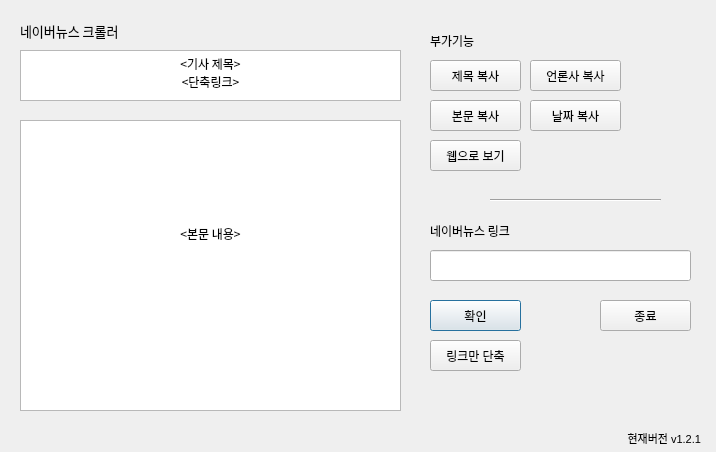
Old version of the form ui/HGA.ui in the repository memoday/hangangUtil.
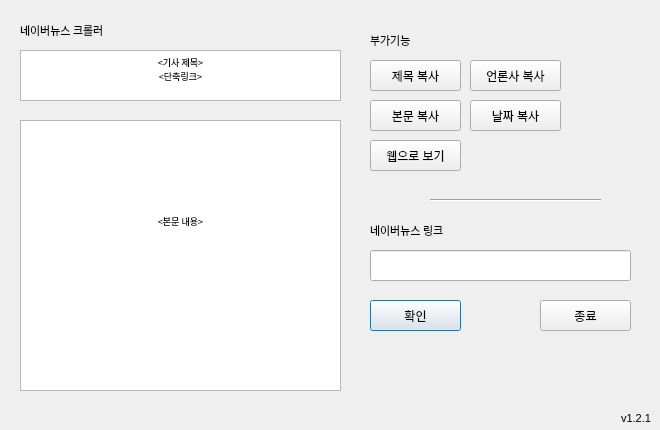
New version of the form.

Patch:
```diff
--- a/ui/HGA.ui
+++ b/ui/HGA.ui
@@ -6,8 +6,8 @@
    <rect>
     <x>0</x>
     <y>0</y>
-    <width>716</width>
-    <height>452</height>
+    <width>660</width>
+    <height>430</height>
    </rect>
   </property>
   <property name="windowTitle">
@@ -16,7 +16,7 @@
   <widget class="QPushButton" name="btn_ok">
    <property name="geometry">
     <rect>
-     <x>430</x>
+     <x>370</x>
      <y>300</y>
      <width>91</width>
      <height>31</height>
@@ -34,8 +34,8 @@
     <rect>
      <x>20</x>
      <y>120</y>
-     <width>381</width>
-     <height>291</height>
+     <width>321</width>
+     <height>271</height>
     </rect>
    </property>
    <property name="font">
@@ -55,20 +55,26 @@
 &lt;html&gt;&lt;head&gt;&lt;meta name=&quot;qrichtext&quot; content=&quot;1&quot; /&gt;&lt;style type=&quot;text/css&quot;&gt;
 p, li { white-space: pre-wrap; }
 &lt;/style&gt;&lt;/head&gt;&lt;body style=&quot; font-family:'맑은 고딕'; font-size:8pt; font-weight:400; font-style:normal;&quot;&gt;
-&lt;p align=&quot;center&quot; style=&quot; margin-top:0px; margin-bottom:0px; margin-left:0px; margin-right:0px; -qt-block-indent:0; text-indent:0px;&quot;&gt;&lt;span style=&quot; font-size:9pt;&quot;&gt;&lt;br /&gt;&lt;/span&gt;&lt;/p&gt;
-&lt;p align=&quot;center&quot; style=&quot;-qt-paragraph-type:empty; margin-top:0px; margin-bottom:0px; margin-left:0px; margin-right:0px; -qt-block-indent:0; text-indent:0px; font-size:9pt;&quot;&gt;&lt;br /&gt;&lt;/p&gt;
-&lt;p align=&quot;center&quot; style=&quot; margin-top:0px; margin-bottom:0px; margin-left:0px; margin-right:0px; -qt-block-indent:0; text-indent:0px;&quot;&gt;&lt;span style=&quot; font-size:9pt;&quot;&gt;&lt;br /&gt;&lt;br /&gt;&lt;br /&gt;&amp;lt;본문 내용&amp;gt;&lt;/span&gt;&lt;/p&gt;&lt;/body&gt;&lt;/html&gt;</string>
+&lt;p align=&quot;center&quot; style=&quot; margin-top:0px; margin-bottom:0px; margin-left:0px; margin-right:0px; -qt-block-indent:0; text-indent:0px;&quot;&gt;&lt;span style=&quot; font-size:7pt;&quot;&gt;&lt;br /&gt;&lt;/span&gt;&lt;/p&gt;
+&lt;p align=&quot;center&quot; style=&quot;-qt-paragraph-type:empty; margin-top:0px; margin-bottom:0px; margin-left:0px; margin-right:0px; -qt-block-indent:0; text-indent:0px; font-size:7pt;&quot;&gt;&lt;br /&gt;&lt;/p&gt;
+&lt;p align=&quot;center&quot; style=&quot; margin-top:0px; margin-bottom:0px; margin-left:0px; margin-right:0px; -qt-block-indent:0; text-indent:0px;&quot;&gt;&lt;span style=&quot; font-size:7pt;&quot;&gt;&lt;br /&gt;&lt;br /&gt;&lt;br /&gt;&amp;lt;본문 내용&amp;gt;&lt;/span&gt;&lt;/p&gt;&lt;/body&gt;&lt;/html&gt;</string>
    </property>
   </widget>
   <widget class="QLineEdit" name="input_link">
    <property name="geometry">
     <rect>
-     <x>430</x>
+     <x>370</x>
      <y>250</y>
      <width>261</width>
      <height>31</height>
     </rect>
    </property>
+   <property name="sizePolicy">
+    <sizepolicy hsizetype="Fixed" vsizetype="Fixed">
+     <horstretch>0</horstretch>
+     <verstretch>0</verstretch>
+    </sizepolicy>
+   </property>
    <property name="font">
     <font>
      <family>맑은 고딕</family>
@@ -88,7 +94,7 @@
   <widget class="QLabel" name="label">
    <property name="geometry">
     <rect>
-     <x>430</x>
+     <x>370</x>
      <y>220</y>
      <width>181</width>
      <height>21</height>
@@ -96,8 +102,8 @@
    </property>
    <property name="font">
     <font>
-     <family>굴림</family>
-     <pointsize>9</pointsize>
+     <family>맑은 고딕</family>
+     <pointsize>8</pointsize>
     </font>
    </property>
    <property name="text">
@@ -112,7 +118,7 @@
     <rect>
      <x>20</x>
      <y>50</y>
-     <width>381</width>
+     <width>321</width>
      <height>51</height>
     </rect>
    </property>
@@ -134,19 +140,22 @@
    <property name="horizontalScrollBarPolicy">
     <enum>Qt::ScrollBarAlwaysOff</enum>
    </property>
+   <property name="lineWrapMode">
+    <enum>QTextEdit::NoWrap</enum>
+   </property>
    <property name="html">
     <string>&lt;!DOCTYPE HTML PUBLIC &quot;-//W3C//DTD HTML 4.0//EN&quot; &quot;http://www.w3.org/TR/REC-html40/strict.dtd&quot;&gt;
 &lt;html&gt;&lt;head&gt;&lt;meta name=&quot;qrichtext&quot; content=&quot;1&quot; /&gt;&lt;style type=&quot;text/css&quot;&gt;
 p, li { white-space: pre-wrap; }
 &lt;/style&gt;&lt;/head&gt;&lt;body style=&quot; font-family:'맑은 고딕'; font-size:8pt; font-weight:400; font-style:normal;&quot;&gt;
-&lt;p align=&quot;center&quot; style=&quot; margin-top:0px; margin-bottom:0px; margin-left:0px; margin-right:0px; -qt-block-indent:0; text-indent:0px;&quot;&gt;&lt;span style=&quot; font-size:9pt;&quot;&gt;&amp;lt;기사 제목&amp;gt;&lt;/span&gt;&lt;/p&gt;
-&lt;p align=&quot;center&quot; style=&quot; margin-top:0px; margin-bottom:0px; margin-left:0px; margin-right:0px; -qt-block-indent:0; text-indent:0px;&quot;&gt;&lt;span style=&quot; font-size:9pt;&quot;&gt;&amp;lt;단축링크&amp;gt;&lt;/span&gt;&lt;/p&gt;&lt;/body&gt;&lt;/html&gt;</string>
+&lt;p align=&quot;center&quot; style=&quot; margin-top:0px; margin-bottom:0px; margin-left:0px; margin-right:0px; -qt-block-indent:0; text-indent:0px;&quot;&gt;&lt;span style=&quot; font-size:7pt;&quot;&gt;&amp;lt;기사 제목&amp;gt;&lt;/span&gt;&lt;/p&gt;
+&lt;p align=&quot;center&quot; style=&quot; margin-top:0px; margin-bottom:0px; margin-left:0px; margin-right:0px; -qt-block-indent:0; text-indent:0px;&quot;&gt;&lt;span style=&quot; font-size:7pt;&quot;&gt;&amp;lt;단축링크&amp;gt;&lt;/span&gt;&lt;/p&gt;&lt;/body&gt;&lt;/html&gt;</string>
    </property>
   </widget>
   <widget class="QPushButton" name="btn_exit">
    <property name="geometry">
     <rect>
-     <x>600</x>
+     <x>540</x>
      <y>300</y>
      <width>91</width>
      <height>31</height>
@@ -170,8 +179,8 @@
    </property>
    <property name="font">
     <font>
-     <family>굴림</family>
-     <pointsize>10</pointsize>
+     <family>맑은 고딕</family>
+     <pointsize>8</pointsize>
     </font>
    </property>
    <property name="text">
@@ -181,26 +190,10 @@
     <enum>Qt::AutoText</enum>
    </property>
   </widget>
-  <widget class="QPushButton" name="btn_shortenUrl">
-   <property name="geometry">
-    <rect>
-     <x>430</x>
-     <y>340</y>
-     <width>91</width>
-     <height>31</height>
-    </rect>
-   </property>
-   <property name="autoFillBackground">
-    <bool>false</bool>
-   </property>
-   <property name="text">
-    <string>링크만 단축</string>
-   </property>
-  </widget>
   <widget class="QPushButton" name="btn_copyPress">
    <property name="geometry">
     <rect>
-     <x>530</x>
+     <x>470</x>
      <y>60</y>
      <width>91</width>
      <height>31</height>
@@ -216,7 +209,7 @@
   <widget class="QPushButton" name="btn_copyOutput2">
    <property name="geometry">
     <rect>
-     <x>430</x>
+     <x>370</x>
      <y>60</y>
      <width>91</width>
      <height>31</height>
@@ -232,7 +225,7 @@
   <widget class="Line" name="line">
    <property name="geometry">
     <rect>
-     <x>490</x>
+     <x>430</x>
      <y>190</y>
      <width>171</width>
      <height>20</height>
@@ -245,7 +238,7 @@
   <widget class="QLabel" name="label_5">
    <property name="geometry">
     <rect>
-     <x>430</x>
+     <x>370</x>
      <y>30</y>
      <width>71</width>
      <height>21</height>
@@ -253,8 +246,8 @@
    </property>
    <property name="font">
     <font>
-     <family>굴림</family>
-     <pointsize>9</pointsize>
+     <family>맑은 고딕</family>
+     <pointsize>8</pointsize>
     </font>
    </property>
    <property name="text">
@@ -267,7 +260,7 @@
   <widget class="QPushButton" name="btn_copyOutput">
    <property name="geometry">
     <rect>
-     <x>430</x>
+     <x>370</x>
      <y>100</y>
      <width>91</width>
      <height>31</height>
@@ -283,7 +276,7 @@
   <widget class="QPushButton" name="btn_url">
    <property name="geometry">
     <rect>
-     <x>430</x>
+     <x>370</x>
      <y>140</y>
      <width>91</width>
      <height>31</height>
@@ -299,7 +292,7 @@
   <widget class="QPushButton" name="btn_copyDate">
    <property name="geometry">
     <rect>
-     <x>530</x>
+     <x>470</x>
      <y>100</y>
      <width>91</width>
      <height>31</height>
@@ -315,8 +308,8 @@
   <widget class="QLabel" name="label_version">
    <property name="geometry">
     <rect>
-     <x>580</x>
-     <y>430</y>
+     <x>530</x>
+     <y>410</y>
      <width>121</width>
      <height>16</height>
     </rect>
@@ -331,7 +324,7 @@
     <enum>Qt::LeftToRight</enum>
    </property>
    <property name="text">
-    <string>현재버전 v1.2.1</string>
+    <string>v1.2.1</string>
    </property>
    <property name="alignment">
     <set>Qt::AlignRight|Qt::AlignTrailing|Qt::AlignVCenter</set>
```
